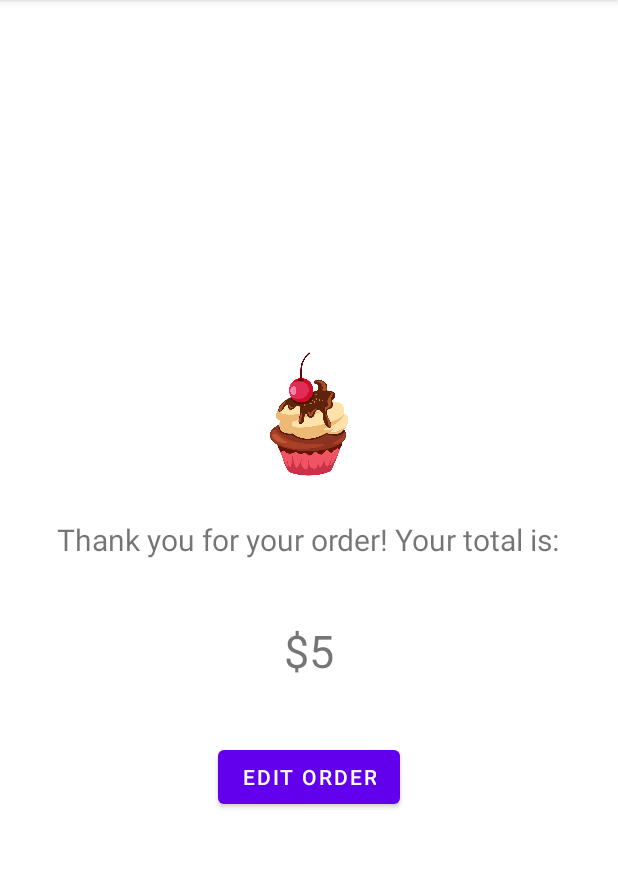
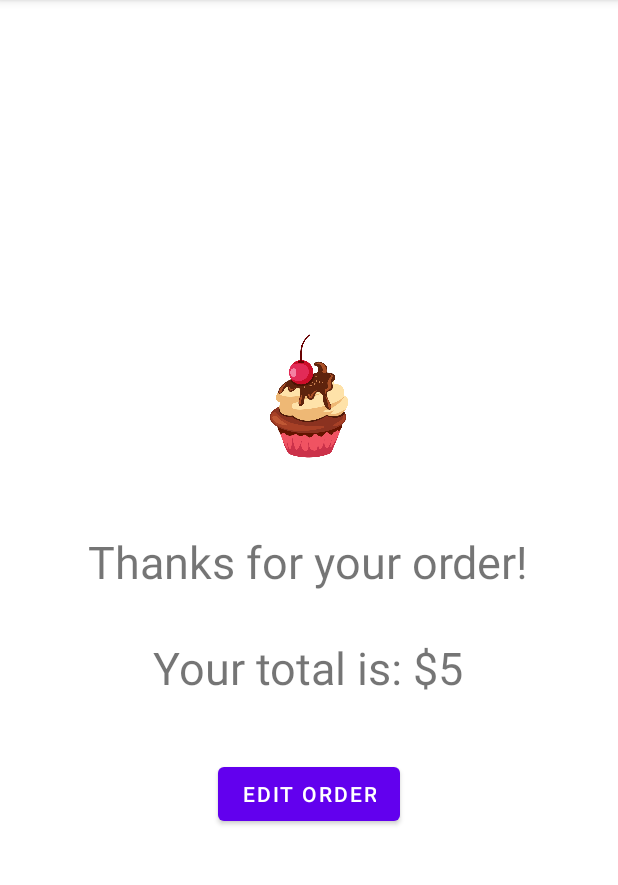
Before and after one commit to danpgomez/checkout-example, an Android app: the screen it shows after launch (MainActivity), after a tap on an icon or button, on a phone screen of 412 x 824 dp, the part 84-969 px from its top. Run offline under Robolectric (Android 15) with nearby library versions, the phone set to English and light mode, and no system bars; 1 other tap on this screen came first.

Commit message:
Implement View Models

```diff
--- a/app/build.gradle
+++ b/app/build.gradle
@@ -44,6 +44,7 @@ dependencies {
     implementation 'com.google.android.material:material:1.7.0'
     implementation 'androidx.constraintlayout:constraintlayout:2.1.4'
     implementation "androidx.navigation:navigation-fragment-ktx:$nav_version"
+    implementation "androidx.lifecycle:lifecycle-viewmodel-ktx:2.5.1"
     testImplementation 'junit:junit:4.13.2'
     androidTestImplementation 'androidx.test.ext:junit:1.1.4'
     androidTestImplementation 'androidx.test.espresso:espresso-core:3.5.0'
--- a/app/src/main/java/com/example/checkoutexample/ProductDetailFragment.kt
+++ b/app/src/main/java/com/example/checkoutexample/ProductDetailFragment.kt
@@ -8,6 +8,7 @@ import android.view.View
 import android.view.ViewGroup
 import android.view.inputmethod.InputMethodManager
 import android.widget.ScrollView
+import androidx.lifecycle.ViewModelProvider
 import androidx.navigation.findNavController
 import com.example.checkoutexample.databinding.FragmentProductDetailBinding
 
@@ -15,8 +16,7 @@ class ProductDetailFragment : Fragment() {
 
     private var _binding: FragmentProductDetailBinding? = null
     private val binding get() = _binding!!
-    private val productPrice = 5
-    private var orderTotalString = 0
+    private lateinit var viewModel: ProductDetailViewModel
 
     override fun onCreateView(
         inflater: LayoutInflater, container: ViewGroup?,
@@ -24,18 +24,20 @@ class ProductDetailFragment : Fragment() {
     ): View {
         _binding = FragmentProductDetailBinding.inflate(inflater, container, false)
         val view = binding.root
+        viewModel = ViewModelProvider(this)[ProductDetailViewModel::class.java]
 
         binding.apply {
-            checkoutButton.text = getString(R.string.checkout, orderTotalString)
+            checkoutButton.text = getString(R.string.checkout, viewModel.orderTotalString)
 
             addToCartButton.setOnClickListener {
-                orderTotalString = calculateOrderTotal()
+                val orderQuantity = quantityNumber.text.toString().toInt()
+                viewModel.onAddButtonClicked(orderQuantity)
                 hideKeyboard(view)
-                checkoutButton.text = getString(R.string.checkout, orderTotalString)
+                checkoutButton.text = getString(R.string.checkout, viewModel.orderTotalString)
             }
 
             checkoutButton.setOnClickListener {
-                val action = ProductDetailFragmentDirections.actionProductDetailFragmentToShoppingCartFragment(orderTotalString)
+                val action = ProductDetailFragmentDirections.actionProductDetailFragmentToShoppingCartFragment(viewModel.orderTotalString)
                 view.findNavController().navigate(action)
             }
         }
@@ -47,10 +49,4 @@ class ProductDetailFragment : Fragment() {
         val inputMethodManager = activity?.getSystemService(Context.INPUT_METHOD_SERVICE) as InputMethodManager
         inputMethodManager.hideSoftInputFromWindow(view.windowToken, 0)
     }
-
-    private fun calculateOrderTotal(): Int {
-        val orderQuantity = binding.quantityNumber.text.toString().toInt()
-        return orderQuantity * productPrice
-    }
-
 }
--- /dev/null
+++ b/app/src/main/java/com/example/checkoutexample/ProductDetailViewModel.kt
@@ -0,0 +1,16 @@
+package com.example.checkoutexample
+
+import androidx.lifecycle.ViewModel
+
+class ProductDetailViewModel: ViewModel() {
+    private val productPrice = 5
+    var orderTotalString = 0
+
+    fun onAddButtonClicked(quantity: Int) {
+        orderTotalString = calculateOrderTotal(quantity)
+    }
+
+    private fun calculateOrderTotal(quantity: Int): Int {
+        return quantity * productPrice
+    }
+}
--- a/app/src/main/java/com/example/checkoutexample/ShoppingCartFragment.kt
+++ b/app/src/main/java/com/example/checkoutexample/ShoppingCartFragment.kt
@@ -5,6 +5,7 @@ import androidx.fragment.app.Fragment
 import android.view.LayoutInflater
 import android.view.View
 import android.view.ViewGroup
+import androidx.lifecycle.ViewModelProvider
 import androidx.navigation.findNavController
 import com.example.checkoutexample.databinding.FragmentShoppingCartBinding
 
@@ -12,6 +13,8 @@ class ShoppingCartFragment : Fragment() {
 
     private var _binding: FragmentShoppingCartBinding? = null
     private val binding get() = _binding!!
+    private lateinit var viewModel: ShoppingCartViewModel
+    private lateinit var viewModelFactory: ShoppingCartViewModelFactory
 
     override fun onCreateView(
         inflater: LayoutInflater, container: ViewGroup?,
@@ -19,10 +22,12 @@ class ShoppingCartFragment : Fragment() {
     ): View {
         _binding = FragmentShoppingCartBinding.inflate(inflater, container, false)
         val view = binding.root
+        val orderTotal = ShoppingCartFragmentArgs.fromBundle(requireArguments()).orderTotal
+        viewModelFactory = ShoppingCartViewModelFactory(orderTotal)
+        viewModel = ViewModelProvider(this, viewModelFactory)[ShoppingCartViewModel::class.java]
 
         binding.apply {
-            val orderTotal = ShoppingCartFragmentArgs.fromBundle(requireArguments()).orderTotal
-            orderTotalAmount.text = getString(R.string.order_total_cost, orderTotal)
+            orderTotalAmount.text = viewModel.generateCartMessage()
 
             editOrderButton.setOnClickListener {
                 val action = ShoppingCartFragmentDirections.actionShoppingCartFragmentToProductDetailFragment()
--- /dev/null
+++ b/app/src/main/java/com/example/checkoutexample/ShoppingCartViewModel.kt
@@ -0,0 +1,17 @@
+package com.example.checkoutexample
+
+import androidx.lifecycle.ViewModel
+
+class ShoppingCartViewModel(val orderTotal: Int): ViewModel() {
+    fun generateCartMessage(): String {
+        return if (orderTotal < 1) {
+            "Your cart is empty"
+        } else {
+            """
+                Thanks for your order!
+
+                Your total is: $$orderTotal
+            """.trimIndent()
+        }
+    }
+}
--- /dev/null
+++ b/app/src/main/java/com/example/checkoutexample/ShoppingCartViewModelFactory.kt
@@ -0,0 +1,10 @@
+package com.example.checkoutexample
+
+import androidx.lifecycle.ViewModel
+import androidx.lifecycle.ViewModelProvider
+
+class ShoppingCartViewModelFactory(private val orderTotal: Int): ViewModelProvider.Factory {
+    override fun <T : ViewModel> create(modelClass: Class<T>): T {
+        return modelClass.getConstructor(Int::class.java).newInstance(orderTotal)
+    }
+}
--- a/app/src/main/res/layout/fragment_shopping_cart.xml
+++ b/app/src/main/res/layout/fragment_shopping_cart.xml
@@ -15,20 +15,14 @@
         android:contentDescription="@string/cupcake_icon_desc" />
 
     <TextView
-        android:id="@+id/orderTotalDesc"
-        android:layout_width="wrap_content"
-        android:layout_height="wrap_content"
-        android:textSize="20sp"
-        android:text="@string/order_total_description"
-        android:layout_marginTop="@dimen/margin_small"/>
-
-    <TextView
         android:id="@+id/orderTotalAmount"
         android:layout_width="wrap_content"
         android:layout_height="wrap_content"
+        android:paddingHorizontal="@dimen/margin_medium"
         android:textSize="30sp"
         android:text="@string/order_total_cost"
-        tools:text="$25"
+        android:textAlignment="center"
+        tools:text="Thanks for your order! Your total is: $50 "
         android:layout_marginTop="@dimen/margin_medium"/>
 
     <Button
```
